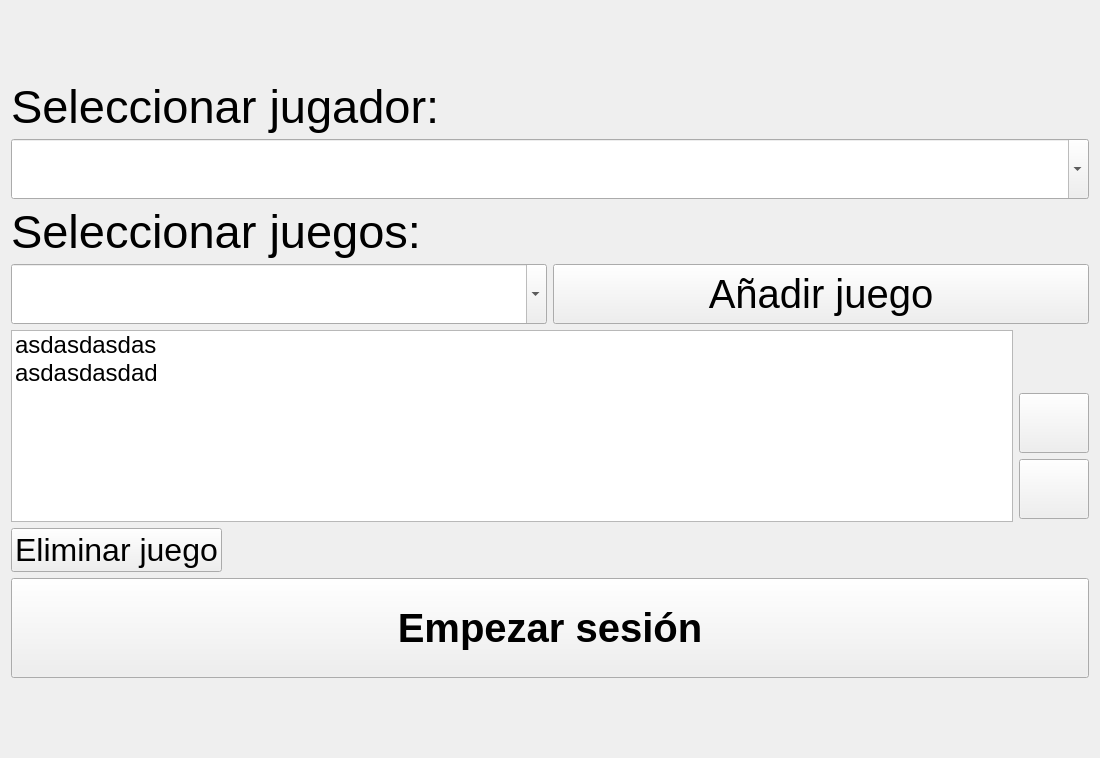
Above: components/gameManager/src/uis/big/usersv2.ui from robocomp/euroage-tv before the change. Below: the same form after it.
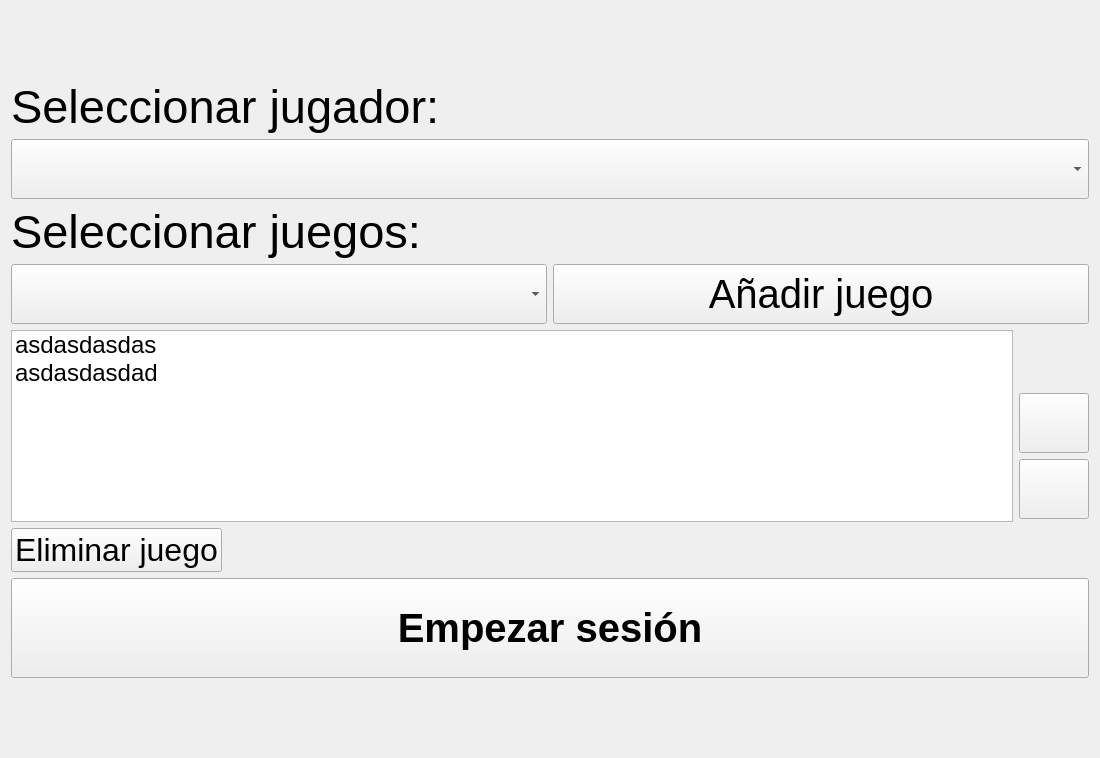
That is the form after the change. Icons and pictures are not drawn.

Commit message: UI changes to avoid text input. Removed options to create new users. Removed login password. Now it will just have to select a therapist username.

```diff
--- a/components/gameManager/src/uis/big/usersv2.ui
+++ b/components/gameManager/src/uis/big/usersv2.ui
@@ -55,7 +55,7 @@
         </font>
        </property>
        <property name="editable">
-        <bool>true</bool>
+        <bool>false</bool>
        </property>
        <property name="duplicatesEnabled">
         <bool>false</bool>
@@ -102,7 +102,7 @@
         </font>
        </property>
        <property name="editable">
-        <bool>true</bool>
+        <bool>false</bool>
        </property>
        <item>
         <property name="text">
```
Left out of the diff: 5 changed lines with no effect on the pictures. The commit also changes 2 other files.
